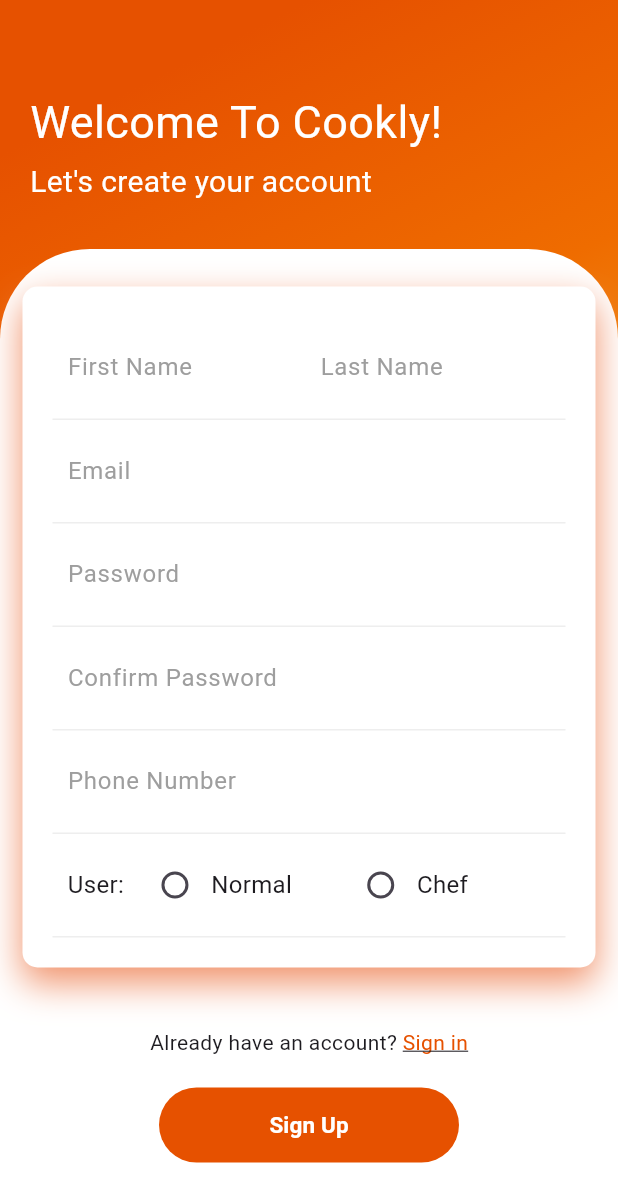
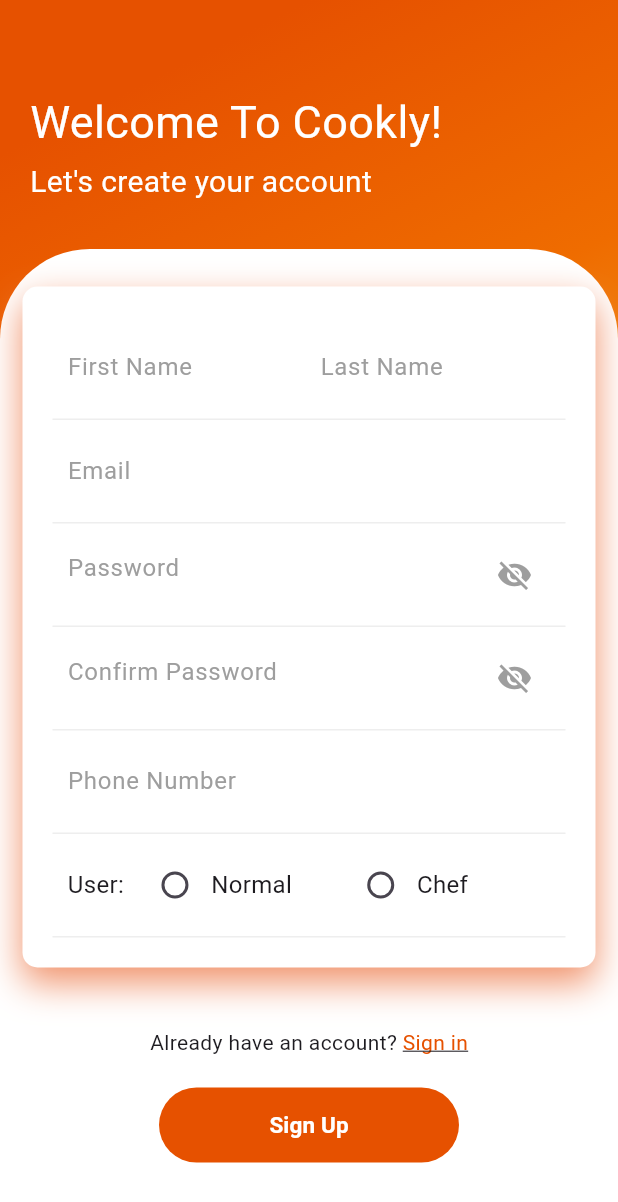
Before and after one commit to GhenaMasri/Cookly, a Flutter app: the screen it shows after launch, on a phone screen of 412 x 824 dp. Shown: the top 1202 px of the screen. Run offline on Flutter 3.47's test engine with Material 3 defaults, Android fonts, the phone set to English and light mode, and no system bars.

Commit message:
Adding passwork visibility

```diff
--- a/lib/signup.dart
+++ b/lib/signup.dart
@@ -1,4 +1,5 @@
 import 'package:flutter/material.dart';
+import 'package:flutter/widgets.dart';
 
 class Signup extends StatefulWidget {
   const Signup({Key? key});
@@ -9,6 +10,8 @@ class Signup extends StatefulWidget {
 
 class _Signup extends State<Signup> {
   String? user;
+  bool _passwordVisible = false;
+  bool _confirmPasswordVisible = false;
   @override
   Widget build(BuildContext context) {
     return MaterialApp(
@@ -139,11 +142,25 @@ class _Signup extends State<Signup> {
                                               color: Color.fromARGB(
                                                   255, 238, 238, 238)))),
                                   child: TextFormField(
-                                    decoration: const InputDecoration(
-                                        hintText: "Password",
-                                        hintStyle:
-                                            TextStyle(color: Colors.grey),
-                                        border: InputBorder.none),
+                                    obscureText: !_passwordVisible,
+                                    decoration: InputDecoration(
+                                      hintText: "Password",
+                                      hintStyle: TextStyle(color: Colors.grey),
+                                      border: InputBorder.none,
+                                      suffixIcon: InkWell(
+                                        onTap: () {
+                                          setState(() {
+                                            _passwordVisible = !_passwordVisible;
+                                          });
+                                        },
+                                        child: Icon(
+                                          _passwordVisible
+                                              ? Icons.visibility
+                                              : Icons.visibility_off,
+                                          color: Colors.grey,
+                                        ),
+                                      ),
+                                    ),
                                   ),
                                 ),
                                 Container(
@@ -154,11 +171,25 @@ class _Signup extends State<Signup> {
                                               color: Color.fromARGB(
                                                   255, 238, 238, 238)))),
                                   child: TextFormField(
-                                    decoration: const InputDecoration(
-                                        hintText: "Confirm Password",
-                                        hintStyle:
-                                            TextStyle(color: Colors.grey),
-                                        border: InputBorder.none),
+                                    obscureText: !_confirmPasswordVisible,
+                                    decoration: InputDecoration(
+                                      hintText: "Confirm Password",
+                                      hintStyle: TextStyle(color: Colors.grey),
+                                      border: InputBorder.none,
+                                      suffixIcon: InkWell(
+                                        onTap: () {
+                                          setState(() {
+                                            _confirmPasswordVisible = !_confirmPasswordVisible;
+                                          });
+                                        },
+                                        child: Icon(
+                                         _confirmPasswordVisible
+                                              ? Icons.visibility
+                                              : Icons.visibility_off,
+                                          color: Colors.grey,
+                                        ),
+                                      ),
+                                    ),
                                   ),
                                 ),
                                 Container(
@@ -188,10 +219,8 @@ class _Signup extends State<Signup> {
                                   ),
                                   child: Row(
                                     children: [
-                                      const Text(
-                                        "User:",
-                                        style: TextStyle(fontSize: 16)
-                                      ),
+                                      const Text("User:",
+                                          style: TextStyle(fontSize: 16)),
                                       const SizedBox(
                                           width:
                                               10), // Add spacing between the label and radio button
@@ -199,7 +228,8 @@ class _Signup extends State<Signup> {
                                         child: Row(
                                           children: [
                                             Radio(
-                                              activeColor: Color.fromARGB(255, 239, 108, 0),
+                                              activeColor: Color.fromARGB(
+                                                  255, 239, 108, 0),
                                               value: "Normal",
                                               groupValue: user,
                                               onChanged: (value) {
@@ -219,7 +249,8 @@ class _Signup extends State<Signup> {
                                         child: Row(
                                           children: [
                                             Radio(
-                                              activeColor: Color.fromARGB(255, 239, 108, 0),
+                                              activeColor: Color.fromARGB(
+                                                  255, 239, 108, 0),
                                               value: "Chef",
                                               groupValue: user,
                                               onChanged: (value) {
@@ -228,10 +259,8 @@ class _Signup extends State<Signup> {
                                                 });
                                               },
                                             ),
-                                            const Text(
-                                              "Chef",
-                                              style: TextStyle(fontSize: 16)
-                                            ),
+                                            const Text("Chef",
+                                                style: TextStyle(fontSize: 16)),
                                           ],
                                         ),
                                       ),
```
Also changed, not shown: lib/signin.dart (+50 -17 lines).
